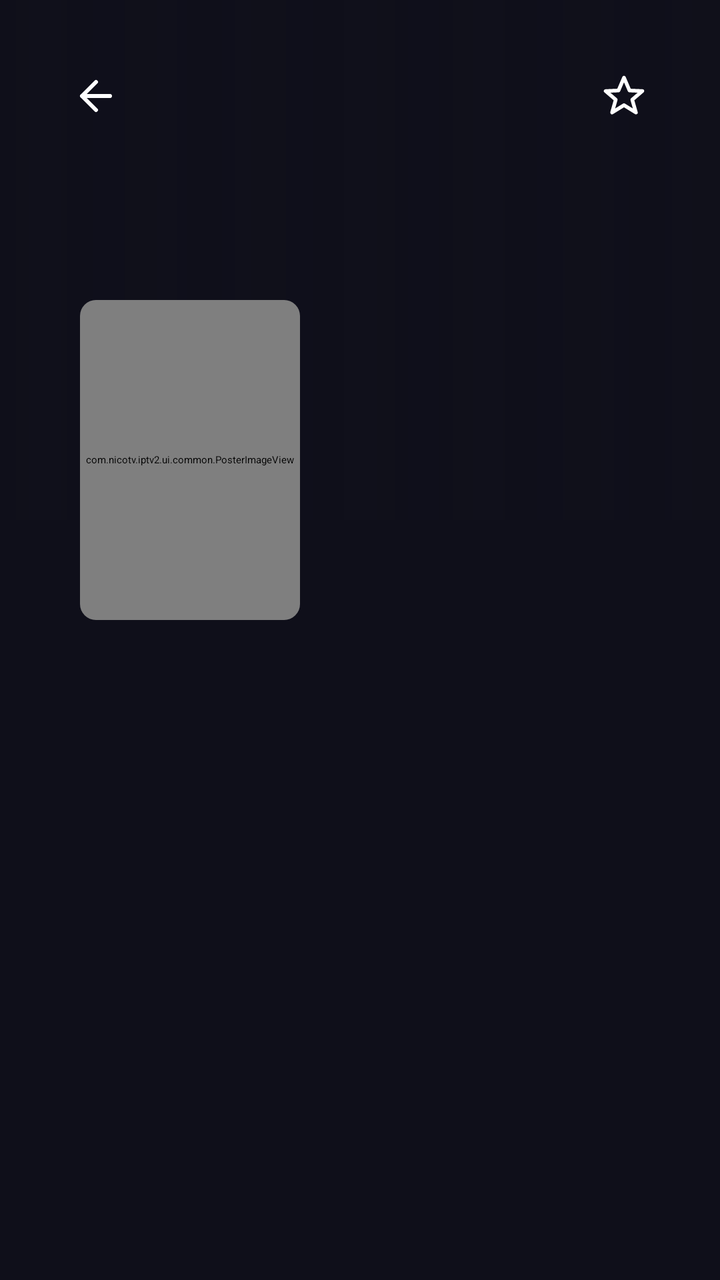
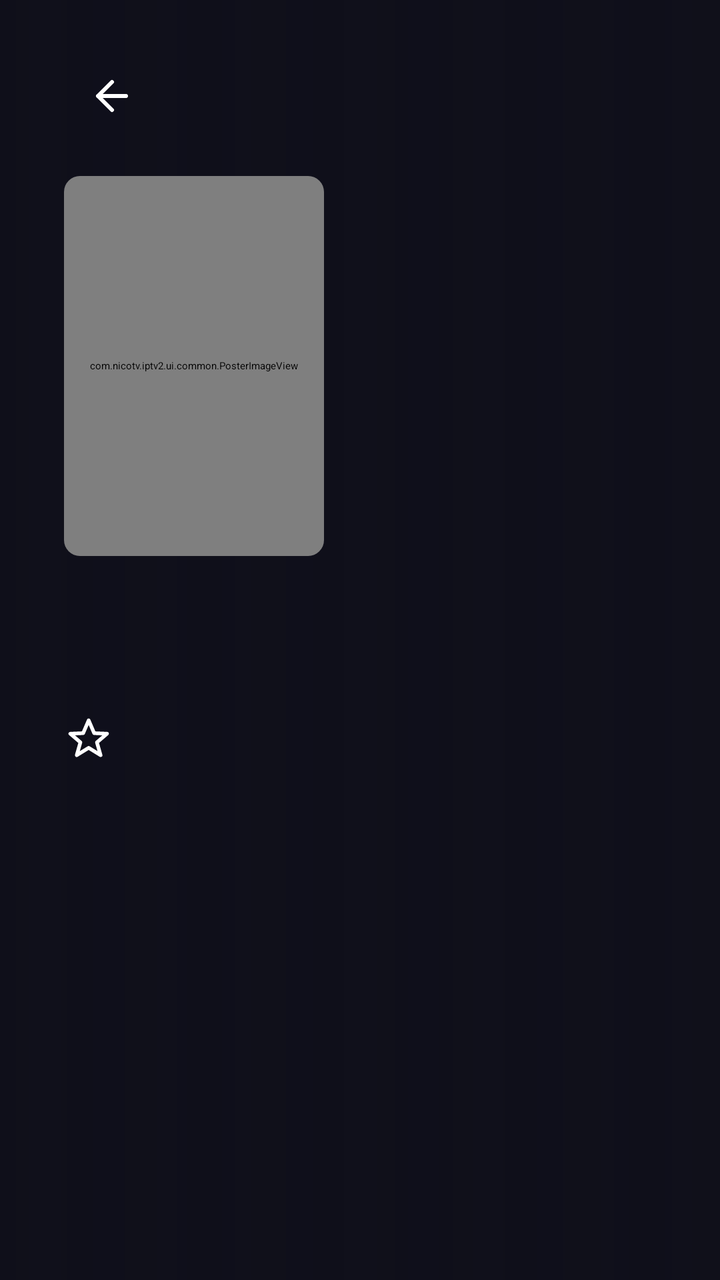

The first picture is an Android layout as it rendered before a commit; the second is the same layout after the commit. The layout source and the unified diff follow.
<!-- AndroidManifest.xml: application theme Theme.IPTV -->
<!-- res/layout/activity_series_detail.xml -->
<?xml version="1.0" encoding="utf-8"?>
<FrameLayout xmlns:android="http://schemas.android.com/apk/res/android"
    xmlns:app="http://schemas.android.com/apk/res-auto"
    android:layout_width="match_parent"
    android:layout_height="match_parent"
    android:background="@color/bg_dark">

    <ImageView
        android:id="@+id/iv_backdrop"
        android:layout_width="match_parent"
        android:layout_height="260dp"
        android:scaleType="centerCrop"
        android:alpha="0.55" />

    <View
        android:layout_width="match_parent"
        android:layout_height="260dp"
        android:background="@drawable/gradient_detail" />

    <FrameLayout
        android:id="@+id/btn_back"
        android:layout_width="48dp"
        android:layout_height="48dp"
        android:layout_margin="24dp"
        android:focusable="true"
        android:clickable="true"
        android:clipChildren="false"
        android:clipToPadding="false"
        android:defaultFocusHighlightEnabled="false">

        <ImageView
            android:layout_width="24dp"
            android:layout_height="24dp"
            android:layout_gravity="center"
            android:src="@drawable/ic_pwa_back"
            app:tint="@android:color/white" />

        <com.nicotv.iptv2.ui.common.RotatingBorderView
            android:id="@+id/btn_back_ring"
            android:layout_width="match_parent"
            android:layout_height="match_parent"
            app:circular="true"
            app:borderColor="@android:color/white"
            android:visibility="invisible" />
    </FrameLayout>

    <FrameLayout
        android:id="@+id/btn_favorite"
        android:layout_width="48dp"
        android:layout_height="48dp"
        android:layout_gravity="top|end"
        android:layout_margin="24dp"
        android:focusable="true"
        android:clickable="true"
        android:clipChildren="false"
        android:clipToPadding="false">

        <ImageView
            android:id="@+id/iv_favorite"
            android:layout_width="22dp"
            android:layout_height="22dp"
            android:layout_gravity="center"
            android:src="@drawable/ic_favorite_border"
            app:tint="@android:color/white" />

        <com.nicotv.iptv2.ui.common.RotatingBorderView
            android:id="@+id/btn_favorite_ring"
            android:layout_width="match_parent"
            android:layout_height="match_parent"
            app:circular="true"
            app:borderColor="@android:color/white"
            android:visibility="invisible" />
    </FrameLayout>

    <LinearLayout
        android:layout_width="match_parent"
        android:layout_height="match_parent"
        android:orientation="vertical"
        android:paddingTop="150dp">

        <LinearLayout
            android:layout_width="match_parent"
            android:layout_height="wrap_content"
            android:orientation="horizontal"
            android:paddingStart="40dp"
            android:paddingEnd="40dp"
            android:gravity="bottom">

            <androidx.cardview.widget.CardView
                android:layout_width="110dp"
                android:layout_height="160dp"
                android:layout_marginEnd="20dp"
                app:cardCornerRadius="8dp"
                app:cardElevation="10dp"
                app:cardBackgroundColor="@color/bg_card">

                <com.nicotv.iptv2.ui.common.PosterImageView
                    android:id="@+id/iv_poster"
                    android:layout_width="match_parent"
                    android:layout_height="match_parent"
                    android:scaleType="centerCrop" />
            </androidx.cardview.widget.CardView>

            <LinearLayout
                android:layout_width="0dp"
                android:layout_height="wrap_content"
                android:layout_weight="1"
                android:orientation="vertical">

                <TextView
                    android:id="@+id/tv_title"
                    android:layout_width="match_parent"
                    android:layout_height="wrap_content"
                    android:textColor="@android:color/white"
                    android:textSize="24sp"
                    android:textStyle="bold"
                    android:maxLines="2"
                    android:ellipsize="end" />

                <TextView
                    android:id="@+id/tv_meta"
                    android:layout_width="match_parent"
                    android:layout_height="wrap_content"
                    android:layout_marginTop="6dp"
                    android:textColor="@color/text_secondary"
                    android:textSize="13sp" />
            </LinearLayout>
        </LinearLayout>

        <TextView
            android:id="@+id/tv_overview"
            android:layout_width="match_parent"
            android:layout_height="wrap_content"
            android:layout_marginTop="14dp"
            android:paddingStart="40dp"
            android:paddingEnd="40dp"
            android:textColor="@color/text_primary"
            android:textSize="13sp"
            android:maxLines="3"
            android:ellipsize="end" />

        
        <androidx.recyclerview.widget.RecyclerView
            android:id="@+id/rv_seasons"
            android:layout_width="match_parent"
            android:layout_height="wrap_content"
            android:layout_marginTop="18dp"
            android:paddingStart="40dp"
            android:paddingEnd="40dp"
            android:clipToPadding="false"
            android:orientation="horizontal"
            app:layoutManager="androidx.recyclerview.widget.LinearLayoutManager" />

        <ProgressBar
            android:id="@+id/progress_loading"
            android:layout_width="wrap_content"
            android:layout_height="wrap_content"
            android:layout_gravity="center"
            android:layout_marginTop="40dp"
            android:visibility="gone" />

        <androidx.recyclerview.widget.RecyclerView
            android:id="@+id/rv_episodes"
            android:layout_width="match_parent"
            android:layout_height="0dp"
            android:layout_weight="1"
            android:layout_marginTop="12dp"
            android:paddingStart="40dp"
            android:paddingEnd="40dp"
            android:paddingBottom="24dp"
            android:clipToPadding="false"
            app:layoutManager="androidx.recyclerview.widget.LinearLayoutManager" />
    </LinearLayout>

</FrameLayout>
<!-- resources referenced by this layout -->
<resources>
  <color name="bg_card">#1C1C2E</color>
  <color name="bg_dark">#0F0F1A</color>
  <color name="text_primary">#EAECF4</color>
  <color name="text_secondary">#8892B0</color>
  <!-- drawable gradient_detail (drawable) -->
  <?xml version="1.0" encoding="utf-8"?>
  <shape xmlns:android="http://schemas.android.com/apk/res/android">
      <gradient
          android:type="linear"
          android:angle="0"
          android:startColor="#F00F0F1A"
          android:endColor="#800F0F1A" />
  </shape>
  <!-- drawable ic_favorite_border (drawable) -->
  <?xml version="1.0" encoding="utf-8"?>
  <vector xmlns:android="http://schemas.android.com/apk/res/android"
      android:width="24dp" android:height="24dp"
      android:viewportWidth="24" android:viewportHeight="24">
      <path android:strokeColor="#8892B0" android:strokeWidth="2" android:fillColor="#00000000"
          android:strokeLineCap="round" android:strokeLineJoin="round"
          android:pathData="M12,2 L15,9 L22,9.3 L16.5,14 L18.5,21 L12,17 L5.5,21 L7.5,14 L2,9.3 L9,9 Z" />
  </vector>
  <!-- drawable ic_pwa_back (drawable) -->
  <?xml version="1.0" encoding="utf-8"?>
  <vector xmlns:android="http://schemas.android.com/apk/res/android"
      android:width="24dp" android:height="24dp"
      android:viewportWidth="24" android:viewportHeight="24">
      <path android:strokeColor="#EAECF4" android:strokeWidth="2" android:fillColor="#00000000"
          android:strokeLineCap="round" android:strokeLineJoin="round"
          android:pathData="M19,12 H5 M12,19 l-7,-7 l7,-7" />
  </vector>
  <style name="Theme.IPTV" parent="Theme.Leanback">
          <item name="android:windowBackground">@color/bg_dark</item>
          <item name="colorPrimary">@color/accent</item>
          <item name="colorAccent">@color/accent</item>
          <item name="android:textColorPrimary">@color/text_primary</item>
          <item name="android:textColorSecondary">@color/text_secondary</item>
          <item name="android:editTextColor">@color/text_primary</item>
          <item name="android:colorControlActivated">@color/accent</item>
          <item name="android:colorControlHighlight">#334361EE</item>
          
          <item name="windowNoTitle">true</item>
          <item name="android:windowNoTitle">true</item>
          <item name="windowActionBar">false</item>
          <item name="android:windowActionBar">false</item>
      </style>
  <color name="accent">#4361EE</color>
</resources>

<!-- the commit's change to res/layout/activity_series_detail.xml (unified diff, before → after) -->
@@ -5,171 +5,184 @@
     android:layout_height="match_parent"
     android:background="@color/bg_dark">
 
+    
     <ImageView
         android:id="@+id/iv_backdrop"
         android:layout_width="match_parent"
-        android:layout_height="260dp"
+        android:layout_height="match_parent"
         android:scaleType="centerCrop"
-        android:alpha="0.55" />
+        android:alpha="0.25" />
 
     <View
         android:layout_width="match_parent"
-        android:layout_height="260dp"
+        android:layout_height="match_parent"
         android:background="@drawable/gradient_detail" />
-
-    <FrameLayout
-        android:id="@+id/btn_back"
-        android:layout_width="48dp"
-        android:layout_height="48dp"
-        android:layout_margin="24dp"
-        android:focusable="true"
-        android:clickable="true"
-        android:clipChildren="false"
-        android:clipToPadding="false"
-        android:defaultFocusHighlightEnabled="false">
-
-        <ImageView
-            android:layout_width="24dp"
-            android:layout_height="24dp"
-            android:layout_gravity="center"
-            android:src="@drawable/ic_pwa_back"
-            app:tint="@android:color/white" />
-
-        <com.nicotv.iptv2.ui.common.RotatingBorderView
-            android:id="@+id/btn_back_ring"
-            android:layout_width="match_parent"
-            android:layout_height="match_parent"
-            app:circular="true"
-            app:borderColor="@android:color/white"
-            android:visibility="invisible" />
-    </FrameLayout>
-
-    <FrameLayout
-        android:id="@+id/btn_favorite"
-        android:layout_width="48dp"
-        android:layout_height="48dp"
-        android:layout_gravity="top|end"
-        android:layout_margin="24dp"
-        android:focusable="true"
-        android:clickable="true"
-        android:clipChildren="false"
-        android:clipToPadding="false">
-
-        <ImageView
-            android:id="@+id/iv_favorite"
-            android:layout_width="22dp"
-            android:layout_height="22dp"
-            android:layout_gravity="center"
-            android:src="@drawable/ic_favorite_border"
-            app:tint="@android:color/white" />
-
-        <com.nicotv.iptv2.ui.common.RotatingBorderView
-            android:id="@+id/btn_favorite_ring"
-            android:layout_width="match_parent"
-            android:layout_height="match_parent"
-            app:circular="true"
-            app:borderColor="@android:color/white"
-            android:visibility="invisible" />
-    </FrameLayout>
 
     <LinearLayout
         android:layout_width="match_parent"
         android:layout_height="match_parent"
-        android:orientation="vertical"
-        android:paddingTop="150dp">
+        android:orientation="horizontal">
 
+        
         <LinearLayout
-            android:layout_width="match_parent"
-            android:layout_height="wrap_content"
-            android:orientation="horizontal"
-            android:paddingStart="40dp"
-            android:paddingEnd="40dp"
-            android:gravity="bottom">
+            android:layout_width="260dp"
+            android:layout_height="match_parent"
+            android:orientation="vertical"
+            android:paddingStart="32dp"
+            android:paddingTop="24dp"
+            android:paddingEnd="16dp"
+            android:clipChildren="false"
+            android:clipToPadding="false">
 
-            <androidx.cardview.widget.CardView
-                android:layout_width="110dp"
-                android:layout_height="160dp"
-                android:layout_marginEnd="20dp"
-                app:cardCornerRadius="8dp"
-                app:cardElevation="10dp"
-                app:cardBackgroundColor="@color/bg_card">
+            <FrameLayout
+                android:id="@+id/btn_back"
+                android:layout_width="48dp"
+                android:layout_height="48dp"
+                android:layout_marginBottom="16dp"
+                android:focusable="true"
+                android:clickable="true"
+                android:clipChildren="false"
+                android:clipToPadding="false"
+                android:defaultFocusHighlightEnabled="false">
 
-                <com.nicotv.iptv2.ui.common.PosterImageView
-                    android:id="@+id/iv_poster"
+                <ImageView
+                    android:layout_width="24dp"
+                    android:layout_height="24dp"
+                    android:layout_gravity="center"
+                    android:src="@drawable/ic_pwa_back"
+                    app:tint="@android:color/white" />
+
+                <com.nicotv.iptv2.ui.common.RotatingBorderView
+                    android:id="@+id/btn_back_ring"
                     android:layout_width="match_parent"
                     android:layout_height="match_parent"
-                    android:scaleType="centerCrop" />
-            </androidx.cardview.widget.CardView>
+                    app:circular="true"
+                    app:borderColor="@android:color/white"
+                    android:visibility="invisible" />
+            </FrameLayout>
 
-            <LinearLayout
-                android:layout_width="0dp"
-                android:layout_height="wrap_content"
+            <ScrollView
+                android:layout_width="match_parent"
+                android:layout_height="0dp"
                 android:layout_weight="1"
-                android:orientation="vertical">
+                android:scrollbars="none"
+                android:clipToPadding="false">
 
-                <TextView
-                    android:id="@+id/tv_title"
+                <LinearLayout
                     android:layout_width="match_parent"
                     android:layout_height="wrap_content"
-                    android:textColor="@android:color/white"
-                    android:textSize="24sp"
-                    android:textStyle="bold"
-                    android:maxLines="2"
-                    android:ellipsize="end" />
+                    android:orientation="vertical"
+                    android:clipChildren="false"
+                    android:clipToPadding="false">
 
-                <TextView
-                    android:id="@+id/tv_meta"
-                    android:layout_width="match_parent"
-                    android:layout_height="wrap_content"
-                    android:layout_marginTop="6dp"
-                    android:textColor="@color/text_secondary"
-                    android:textSize="13sp" />
-            </LinearLayout>
+                    <androidx.cardview.widget.CardView
+                        android:layout_width="130dp"
+                        android:layout_height="190dp"
+                        app:cardCornerRadius="8dp"
+                        app:cardElevation="10dp"
+                        app:cardBackgroundColor="@color/bg_card">
+
+                        <com.nicotv.iptv2.ui.common.PosterImageView
+                            android:id="@+id/iv_poster"
+                            android:layout_width="match_parent"
+                            android:layout_height="match_parent"
+                            android:scaleType="centerCrop" />
+                    </androidx.cardview.widget.CardView>
+
+                    <TextView
+                        android:id="@+id/tv_title"
+                        android:layout_width="match_parent"
+                        android:layout_height="wrap_content"
+                        android:layout_marginTop="14dp"
+                        android:textColor="@android:color/white"
+                        android:textSize="19sp"
+                        android:textStyle="bold" />
+
+                    <TextView
+                        android:id="@+id/tv_meta"
+                        android:layout_width="match_parent"
+                        android:layout_height="wrap_content"
+                        android:layout_marginTop="4dp"
+                        android:textColor="@color/text_secondary"
+                        android:textSize="13sp" />
+
+                    <FrameLayout
+                        android:id="@+id/btn_favorite"
+                        android:layout_width="40dp"
+                        android:layout_height="40dp"
+                        android:layout_marginTop="10dp"
+                        android:layout_marginStart="-8dp"
+                        android:focusable="true"
+                        android:clickable="true"
+                        android:clipChildren="false"
+                        android:clipToPadding="false">
+
+                        <ImageView
+                            android:id="@+id/iv_favorite"
+                            android:layout_width="22dp"
+                            android:layout_height="22dp"
+                            android:layout_gravity="center"
+                            android:src="@drawable/ic_favorite_border"
+                            app:tint="@android:color/white" />
+
+                        <com.nicotv.iptv2.ui.common.RotatingBorderView
+                            android:id="@+id/btn_favorite_ring"
+                            android:layout_width="match_parent"
+                            android:layout_height="match_parent"
+                            app:circular="true"
+                            app:borderColor="@android:color/white"
+                            android:visibility="invisible" />
+                    </FrameLayout>
+
+                    <TextView
+                        android:id="@+id/tv_overview"
+                        android:layout_width="match_parent"
+                        android:layout_height="wrap_content"
+                        android:layout_marginTop="6dp"
+                        android:layout_marginBottom="24dp"
+                        android:textColor="@color/text_secondary"
+                        android:textSize="13sp"
+                        android:lineSpacingExtra="2dp" />
+
+                </LinearLayout>
+            </ScrollView>
+
         </LinearLayout>
 
-        <TextView
-            android:id="@+id/tv_overview"
-            android:layout_width="match_parent"
-            android:layout_height="wrap_content"
-            android:layout_marginTop="14dp"
-            android:paddingStart="40dp"
-            android:paddingEnd="40dp"
-            android:textColor="@color/text_primary"
-            android:textSize="13sp"
-            android:maxLines="3"
-            android:ellipsize="end" />
+        
+        <LinearLayout
+            android:layout_width="0dp"
+            android:layout_height="match_parent"
+            android:layout_weight="1"
+            android:orientation="vertical"
+            android:paddingTop="24dp"
+            android:paddingEnd="32dp">
 
-        
-        <androidx.recyclerview.widget.RecyclerView
-            android:id="@+id/rv_seasons"
-            android:layout_width="match_parent"
-            android:layout_height="wrap_content"
-            android:layout_marginTop="18dp"
-            android:paddingStart="40dp"
-            android:paddingEnd="40dp"
-            android:clipToPadding="false"
-            android:orientation="horizontal"
-            app:layoutManager="androidx.recyclerview.widget.LinearLayoutManager" />
+            
+            <androidx.recyclerview.widget.RecyclerView
+                android:id="@+id/rv_seasons"
+                android:layout_width="match_parent"
+                android:layout_height="wrap_content"
+                android:clipToPadding="false" />
 
-        <ProgressBar
-            android:id="@+id/progress_loading"
-            android:layout_width="wrap_content"
-            android:layout_height="wrap_content"
-            android:layout_gravity="center"
-            android:layout_marginTop="40dp"
-            android:visibility="gone" />
+            <ProgressBar
+                android:id="@+id/progress_loading"
+                android:layout_width="wrap_content"
+                android:layout_height="wrap_content"
+                android:layout_gravity="center"
+                android:layout_marginTop="40dp"
+                android:visibility="gone" />
 
-        <androidx.recyclerview.widget.RecyclerView
-            android:id="@+id/rv_episodes"
-            android:layout_width="match_parent"
-            android:layout_height="0dp"
-            android:layout_weight="1"
-            android:layout_marginTop="12dp"
-            android:paddingStart="40dp"
-            android:paddingEnd="40dp"
-            android:paddingBottom="24dp"
-            android:clipToPadding="false"
-            app:layoutManager="androidx.recyclerview.widget.LinearLayoutManager" />
+            <androidx.recyclerview.widget.RecyclerView
+                android:id="@+id/rv_episodes"
+                android:layout_width="match_parent"
+                android:layout_height="0dp"
+                android:layout_weight="1"
+                android:layout_marginTop="12dp"
+                android:paddingBottom="24dp"
+                android:clipToPadding="false" />
+        </LinearLayout>
+
     </LinearLayout>
 
 </FrameLayout>
<!-- resource entries referenced after the edit -->
@@ -2,7 +2,6 @@
 <resources>
   <color name="bg_card">#1C1C2E</color>
   <color name="bg_dark">#0F0F1A</color>
-  <color name="text_primary">#EAECF4</color>
   <color name="text_secondary">#8892B0</color>
   <!-- drawable gradient_detail (drawable) -->
   <?xml version="1.0" encoding="utf-8"?>
@@ -47,5 +46,6 @@
           <item name="android:windowActionBar">false</item>
       </style>
   <color name="accent">#4361EE</color>
+  <color name="text_primary">#EAECF4</color>
 </resources>
 
